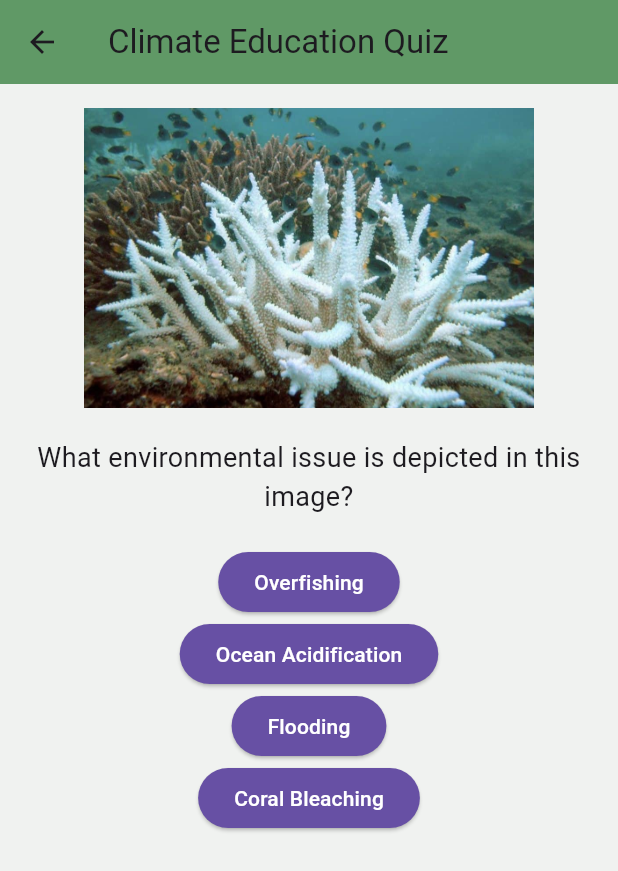
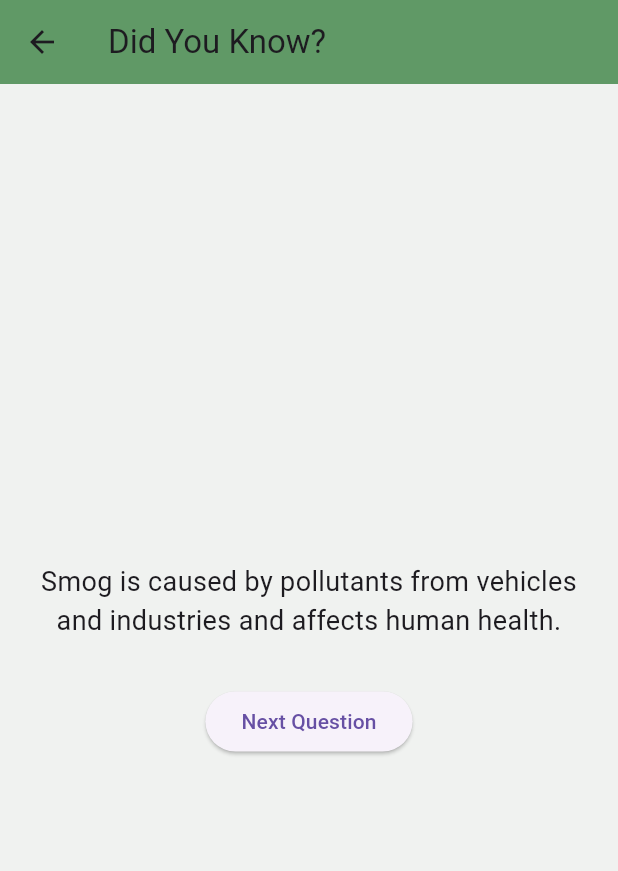
Before and after one commit to yosuahres/flutter_imk, a Flutter app: the QuizScreen screen opened by its route, after a tap on "Flooding", on a phone screen of 412 x 824 dp. Shown: the top 871 px of the screen. Run offline on Flutter 3.47's test engine with Material 3 defaults, Android fonts, the light colour scheme and no system bars; our stand-ins replace awesome_notifications, cloud_firestore, firebase_auth, firebase_core, firebase_storage, fl_chart and 5 more; accounts and stored records are empty.

Commit message:
update quiz

```diff
--- a/lib/models/question_model.dart
+++ b/lib/models/question_model.dart
@@ -3,11 +3,13 @@ class Question {
   final String questionText;
   final List<String> options;
   final int correctOptionIndex;
+  final String funFact;
 
   Question({
     required this.imagePath,
     required this.questionText,
     required this.options,
     required this.correctOptionIndex,
+    required this.funFact,
   });
 }
--- /dev/null
+++ b/lib/screens/edupage/fun_fact_screen.dart
@@ -0,0 +1,37 @@
+import 'package:flutter/material.dart';
+
+class FunFactScreen extends StatelessWidget {
+  final String funFact;
+  final VoidCallback onNext;
+
+  const FunFactScreen({
+    Key? key,
+    required this.funFact,
+    required this.onNext,
+  }) : super(key: key);
+
+  @override
+  Widget build(BuildContext context) {
+    return Scaffold(
+      appBar: AppBar(title: const Text('Did You Know?')),
+      body: Padding(
+        padding: const EdgeInsets.all(16.0),
+        child: Column(
+          mainAxisAlignment: MainAxisAlignment.center,
+          children: [
+            Text(
+              funFact,
+              style: const TextStyle(fontSize: 18),
+              textAlign: TextAlign.center,
+            ),
+            const SizedBox(height: 30),
+            ElevatedButton(
+              onPressed: onNext,
+              child: const Text('Next Question'),
+            ),
+          ],
+        ),
+      ),
+    );
+  }
+}
--- a/lib/screens/edupage/quiz_screen.dart
+++ b/lib/screens/edupage/quiz_screen.dart
@@ -1,8 +1,10 @@
 import 'package:flutter/material.dart';
+import 'package:shared_preferences/shared_preferences.dart';
 import '../../models/question_model.dart';
 import '../../widgets/question_widget.dart';
 import '../../widgets/answer_option.dart';
 import 'result_screen.dart';
+import 'fun_fact_screen.dart';
 
 class QuizScreen extends StatefulWidget {
   const QuizScreen({Key? key}) : super(key: key);
@@ -18,24 +20,68 @@ class _QuizScreenState extends State<QuizScreen> {
       questionText: 'What environmental issue is depicted in this image?',
       options: ['Deforestation', 'Urbanization', 'Desertification', 'Flooding'],
       correctOptionIndex: 0,
+      funFact: 'Deforestation contributes to habitat loss and accelerates climate change.',
     ),
     Question(
       imagePath: 'assets/coral_bleaching.jpg',
       questionText: 'What environmental issue is depicted in this image?',
       options: ['Overfishing', 'Ocean Acidification', 'Flooding', 'Coral Bleaching'],
       correctOptionIndex: 3,
+      funFact: 'Coral bleaching happens when ocean temperatures rise and corals lose their color.',
+    ),
+    Question(
+      imagePath: 'assets/plastic_pollution.jpg',
+      questionText: 'What type of pollution is shown in this image?',
+      options: ['Air Pollution', 'Plastic Pollution', 'Light Pollution', 'Thermal Pollution'],
+      correctOptionIndex: 1,
+      funFact: 'Plastic pollution kills marine animals and contaminates food chains.',
+    ),
+    Question(
+      imagePath: 'assets/melting_ice.jpg',
+      questionText: 'What environmental phenomenon is depicted in this image?',
+      options: ['Rising Sea Levels', 'Earthquakes', 'Melting Ice Caps', 'Volcanic Eruption'],
+      correctOptionIndex: 2,
+      funFact: 'Melting ice caps driven primarily by rising global temperatures due to climate change. It contributes to rising sea levels and climate disruption.',
+    ),
+    Question(
+      imagePath: 'assets/smog_city.jpg',
+      questionText: 'Which environmental issue does this city suffer from?',
+      options: ['Smog', 'Flooding', 'Drought', 'Tornado'],
+      correctOptionIndex: 0,
+      funFact: 'Smog is caused by pollutants from vehicles and industries and affects human health.',
     ),
     // Add more questions here
   ];
 
+  // final List<String> _funFacts = [
+  //   'Deforestation leads to the loss of trees, which are crucial for absorbing CO2.',
+  //   'Coral bleaching happens when ocean temperatures rise and corals lose their color.',
+  //   'Plastic pollution kills marine animals and contaminates food chains.',
+  //   'Melting ice caps contribute to rising sea levels and climate disruption.',
+  //   'Smog is caused by pollutants from vehicles and industries and affects human health.',
+  //   // Match fun facts to your other questions in order
+  // ];
+
   int _currentQuestionIndex = 0;
   int _score = 0;
+
+  @override
+  void initState() {
+    super.initState();
+    _questions.shuffle();
+  }
 
   void _answerQuestion(int selectedIndex) {
     if (selectedIndex == _questions[_currentQuestionIndex].correctOptionIndex) {
       _score += 10;
     }
 
+    Navigator.push(
+      context,
+      MaterialPageRoute(
+        builder: (context) => FunFactScreen(
+          funFact: _questions[_currentQuestionIndex].funFact,
+          onNext: () {
             setState(() {
               _currentQuestionIndex++;
             });
@@ -47,16 +93,46 @@ class _QuizScreenState extends State<QuizScreen> {
                   builder: (context) => ResultScreen(score: _score),
                 ),
               );
+            } else {
+              Navigator.pop(context); // go back to QuizScreen for next question
             }
+          },
+        ),
+      ),
+    );
+  }
+
+  void _checkAndNavigateToResult() async {  // unused
+    final prefs = await SharedPreferences.getInstance();
+    final highScore = prefs.getInt('highScore') ?? 0;
+
+    if (_score > highScore) {
+      await prefs.setInt('highScore', _score);
+    }
+
+    Navigator.pushReplacement(
+      context,
+      MaterialPageRoute(
+        builder: (context) => ResultScreen(score: _score),
+      ),
+    );
   }
 
   @override
   Widget build(BuildContext context) {
+    if (_currentQuestionIndex >= _questions.length) {
+      return const Scaffold(
+        body: Center(child: CircularProgressIndicator()),
+      );
+    }
+
     final currentQuestion = _questions[_currentQuestionIndex];
 
     return Scaffold(
       appBar: AppBar(title: const Text('Climate Education Quiz')),
-      body: Padding(
+      body: Stack(
+        children: [
+          Padding(
             padding: const EdgeInsets.all(16.0),
             child: Column(
               children: [
@@ -76,6 +152,16 @@ class _QuizScreenState extends State<QuizScreen> {
               ],
             ),
           ),
+          Positioned(
+            bottom: 16,
+            right: 16,
+            child: Text(
+              'Question ${_currentQuestionIndex + 1}/${_questions.length}',
+              style: const TextStyle(fontSize: 16, fontWeight: FontWeight.bold),
+            ),
+          ),
+        ],
+      ),
     );
   }
 }
--- a/lib/service/weather_service.dart
+++ b/lib/service/weather_service.dart
@@ -27,7 +27,7 @@ class WeatherService {
     // get permission from user
     LocationPermission permission = await Geolocator.checkPermission();
     if (permission == LocationPermission.denied) {
-      permission == await Geolocator.requestPermission();
+      permission = await Geolocator.requestPermission();
     }
 
     // fetch the current location
--- a/pubspec.yaml
+++ b/pubspec.yaml
@@ -41,3 +41,6 @@ flutter:
     - assets/storm.json
     - assets/coral_bleaching.jpg
     - assets/deforestation.jpg
+    - assets/melting_ice.jpg
+    - assets/plastic_pollution.jpg
+    - assets/smog_city.jpg
```
Also changed, not shown: lib/screens/edupage/result_screen.dart (+33 -15 lines), lib/screens/weather_page.dart (+69 -15 lines), assets/melting_ice.jpg (added), assets/plastic_pollution.jpg (added), assets/smog_city.jpg (added), pubspec.lock. Lines whose indentation alone changed are shown as unchanged.
